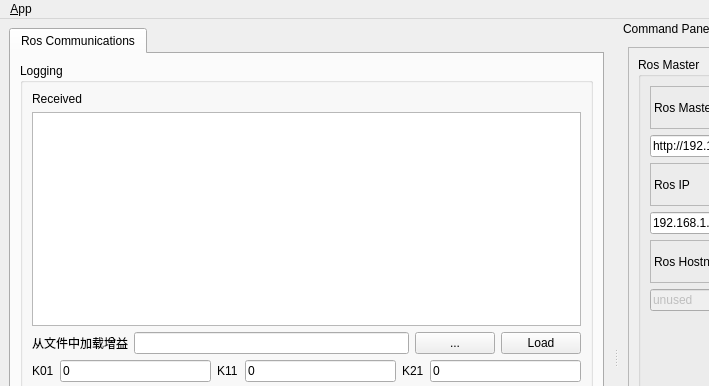
Old version of the form ui/main_window.ui in the repository xindong324/btn_mocap_ui; both pictures show x 0 to 709 and y 0 to 386 of the 944 by 716 pixel window.
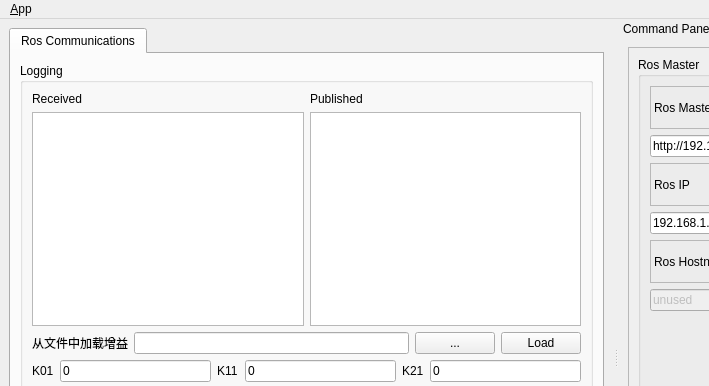
New version of the form. Icons and pictures are not drawn.

```diff
--- a/ui/main_window.ui
+++ b/ui/main_window.ui
@@ -53,16 +53,6 @@
            <string>Logging</string>
           </property>
           <layout class="QGridLayout" name="gridLayout_3">
-           <item row="5" column="0">
-            <widget class="QPushButton" name="send_gain">
-             <property name="text">
-              <string>Send Gain</string>
-             </property>
-            </widget>
-           </item>
-           <item row="2" column="0">
-            <widget class="QListView" name="view_logging_sub"/>
-           </item>
            <item row="4" column="0">
             <layout class="QGridLayout" name="gridLayout_6">
              <item row="0" column="0">
@@ -547,13 +537,44 @@
              </item>
             </layout>
            </item>
-           <item row="0" column="0">
-            <widget class="QLabel" name="label_4">
+           <item row="5" column="0">
+            <widget class="QPushButton" name="send_gain">
              <property name="text">
-              <string>Received</string>
+              <string>Send Gain</string>
              </property>
             </widget>
            </item>
+           <item row="1" column="0">
+            <layout class="QGridLayout" name="gridLayout_4">
+             <item row="1" column="1">
+              <widget class="QTextBrowser" name="tb_pub"/>
+             </item>
+             <item row="1" column="0">
+              <widget class="QListView" name="view_logging_sub">
+               <property name="minimumSize">
+                <size>
+                 <width>0</width>
+                 <height>0</height>
+                </size>
+               </property>
+              </widget>
+             </item>
+             <item row="0" column="0">
+              <widget class="QLabel" name="label_4">
+               <property name="text">
+                <string>Received</string>
+               </property>
+              </widget>
+             </item>
+             <item row="0" column="1">
+              <widget class="QLabel" name="label_5">
+               <property name="text">
+                <string>Published</string>
+               </property>
+              </widget>
+             </item>
+            </layout>
+           </item>
           </layout>
          </widget>
         </item>
```
Left out of the diff: 14 changed lines with no effect on the pictures.
